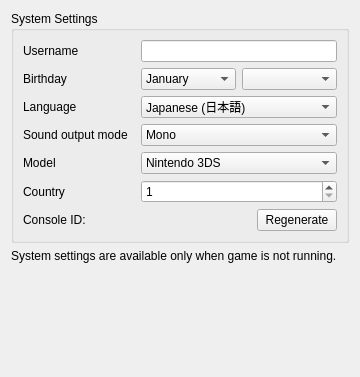
The window that src/citra_qt/configuration/configure_system.ui (grimtnt/citra) describes before a commit, drawn with Qt 5.
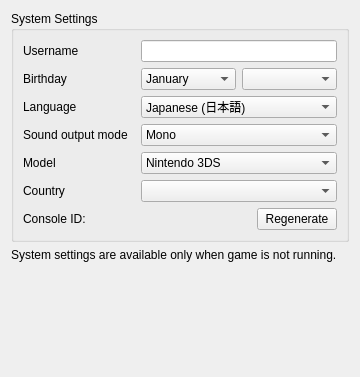
The same window after the commit.

Commit message: [skip ci]

Patch:
```diff
--- a/src/citra_qt/configuration/configure_system.ui
+++ b/src/citra_qt/configuration/configure_system.ui
@@ -292,13 +292,7 @@
          </widget>
         </item>
         <item row="5" column="1">
-         <widget class="QSpinBox" name="spinbox_country">
-          <property name="minimum">
-           <number>1</number>
-          </property>
-          <property name="maximum">
-           <number>186</number>
-          </property>
+         <widget class="QComboBox" name="combo_country">
          </widget>
         </item>
        </layout>
```
